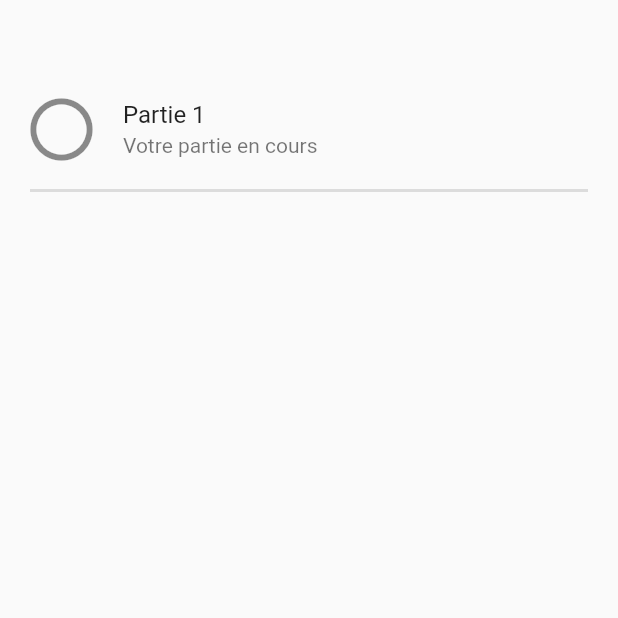
After one commit to Benjamin-Catinella/SQ_Mobile, a Flutter app: the PartiesWidget screen opened by its route, on a phone screen of 412 x 824 dp, the top half of it. The commit adds this screen. Run offline on Flutter 3.47's test engine with Material 2 defaults, Android fonts, the light colour scheme and no system bars; our stand-ins replace get_it, loading_animation_widget, shared_preferences; accounts and stored records are empty; network calls fail.

Commit message:
Ajout de la page statique

```diff
--- a/lib/main.dart
+++ b/lib/main.dart
@@ -2,6 +2,7 @@
 import 'package:flutter/material.dart';
 import 'package:sg_mobile/services/service_locator.dart';
 import 'package:sg_mobile/widgets/login.dart';
+import 'package:sg_mobile/widgets/parties.dart';
 import 'package:sg_mobile/widgets/square_game_app_bar.dart';
 
 
@@ -30,7 +31,7 @@ class MyApp extends StatelessWidget {
         ),
         '/home': (context) => const Scaffold(
           resizeToAvoidBottomInset: false,
-          body: TemporaryPage(),
+          body: PartiesWidget(),
         ),
       },
 
--- a/lib/widgets/login.dart
+++ b/lib/widgets/login.dart
@@ -1,10 +1,8 @@
 import 'dart:convert';
 
 import 'package:flutter/material.dart';
-import 'package:http/http.dart';
 import 'package:sg_mobile/widgets/inputs.dart';
 import 'package:sg_mobile/widgets/register.dart';
-import 'package:sg_mobile/widgets/square_game_app_bar.dart';
 
 import '../model/login_dto.dart';
 import '../services/authentication_service.dart';
--- /dev/null
+++ b/lib/widgets/parties.dart
@@ -0,0 +1,41 @@
+import 'package:flutter/cupertino.dart';
+import 'package:flutter/material.dart';
+
+class PartiesWidget extends StatefulWidget {
+  const PartiesWidget({Key? key}) : super(key: key);
+
+  @override
+  State<PartiesWidget> createState() => _PartiesState();
+}
+
+class _PartiesState extends State<PartiesWidget> {
+  @override
+  Widget build(BuildContext context) {
+    return Container(
+      padding: const EdgeInsets.fromLTRB(0, 50, 0, 0),
+      child: ListView(
+        children: [
+          Column(
+            children: [
+              Column(
+                children: [
+                  ListTile(
+                    leading: const Icon(Icons.circle_outlined, size: 50),
+                    title: const Text('Partie 1'),
+                    subtitle: const Text('Votre partie en cours'),
+                  ),
+                  const Divider(
+                    height: 10,
+                    thickness: 2,
+                    indent: 20,
+                    endIndent: 20,
+                  ),
+                ],
+              ),
+            ],
+          ),
+        ],
+      ),
+    );
+  }
+}
```
